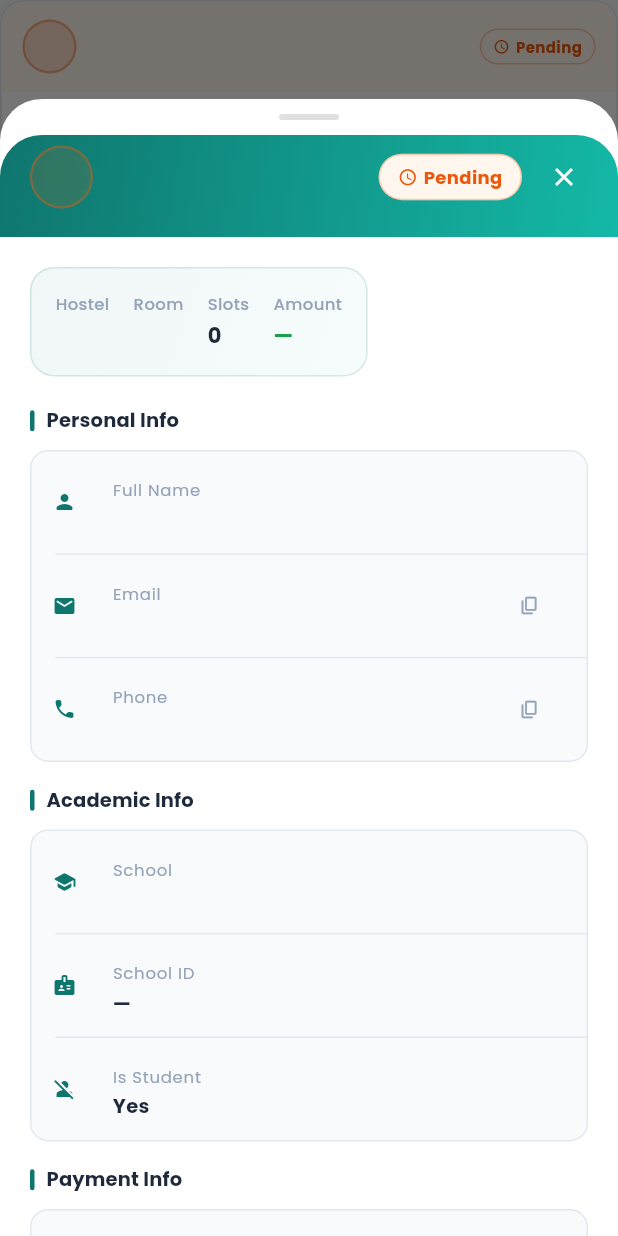
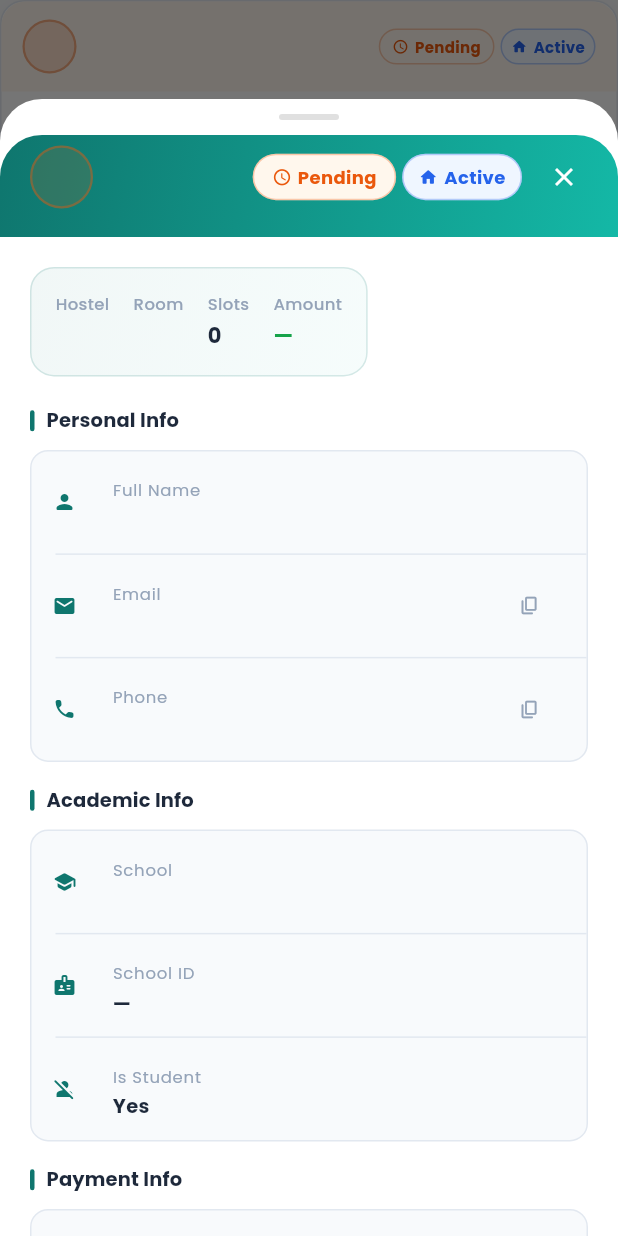
Before and after one commit to kotokawilson-ux/roomzy_new, a Flutter app: the _BookingCard widget shown alone on an empty page, opened directly with empty values, after a tap on "View Details", on a phone screen of 412 x 824 dp. Run offline on Flutter 3.47's test engine with Material 3 defaults, Android fonts, the phone set to English and light mode, and no system bars; our stand-ins replace animated_text_kit, cached_network_image, carousel_slider, cloud_firestore, firebase_auth, firebase_core and 8 more; missing offline and left inert: dart:html, onesignal_flutter; accounts and stored records are empty; network calls fail; statements that could not run were skipped.

Commit message:
Fix booking status consistency across all screens

```diff
--- a/lib/core/router/app_shell.dart
+++ b/lib/core/router/app_shell.dart
@@ -99,7 +99,7 @@ class _AppShellState extends State<AppShell> with TickerProviderStateMixin {
 
   @override
   void dispose() {
-    _removeSpeedDial();
+    _removeSpeedDial(updateState: false);
     _chatFabCtrl.dispose();
     _speedDialCtrl.dispose();
     _contextBarCtrl.dispose();
@@ -169,11 +169,11 @@ class _AppShellState extends State<AppShell> with TickerProviderStateMixin {
     _speedDialCtrl.forward(from: 0);
   }
 
-  void _removeSpeedDial() {
+  void _removeSpeedDial({bool updateState = true}) {
     _speedDialOverlay?.remove();
     _speedDialOverlay = null;
     _speedDialCtrl.reverse();
-    if (mounted) setState(() => _speedDialOpen = false);
+    if (updateState && mounted) setState(() => _speedDialOpen = false);
   }
 
   void _toggleSpeedDial(BuildContext context, String uid) {
--- a/lib/screens/admin/panes/bookings_pane.dart
+++ b/lib/screens/admin/panes/bookings_pane.dart
@@ -468,6 +468,8 @@ class _TableRowState extends State<_TableRow>
   @override
   Widget build(BuildContext context) {
     final d = widget.doc.data() as Map<String, dynamic>;
+    final hasMovedIn =
+        d['move_in_date'] != null || d['status'] == 'active'; // ← moved here
     final ts = d['booked_at'];
     final date = ts is Timestamp ? _fmtShort(ts.toDate()) : '—';
     final status = (d['status'] ?? 'booked') as String;
@@ -568,7 +570,9 @@ class _TableRowState extends State<_TableRow>
                                   fontSize: 10, color: _kOrange)),
                       ],
                     ])),
-            Expanded(flex: 2, child: _StatusBadge(status: status)),
+            Expanded(
+                flex: 2,
+                child: _StatusBadge(status: status, isActive: hasMovedIn)),
             Expanded(
                 flex: 2,
                 child: Text(date,
@@ -689,7 +693,9 @@ class _BookingCardState extends State<_BookingCard>
                           style:
                               const TextStyle(fontSize: 11, color: _kTextMid)),
                     ])),
-                _StatusBadge(status: status),
+                _StatusBadge(
+                    status: status,
+                    isActive: d['move_in_date'] != null || status == 'active'),
               ]),
             ),
             Padding(
@@ -1095,7 +1101,8 @@ class _DetailSheetState extends State<_DetailSheet> {
         'move_in_date': Timestamp.fromDate(picked),
         'payment_schedule': schedule,
         'balance_due_date': schedule.first['due_date'],
-        'status': 'active',
+        'status': 'active', // ← was 'active'
+        'move_in_confirmed': true, // ← add this
         'move_in_set_by': 'admin',
       });
 
@@ -1207,7 +1214,11 @@ class _DetailSheetState extends State<_DetailSheet> {
                                 fontSize: 12,
                                 color: Colors.white.withOpacity(0.85))),
                       ])),
-                  _StatusBadge(status: status, large: true),
+                  _StatusBadge(
+                      status: status,
+                      large: true,
+                      isActive:
+                          d['move_in_date'] != null || status == 'active'),
                   const SizedBox(width: 4),
                   IconButton(
                     onPressed: () => Navigator.pop(context),
@@ -2045,7 +2056,9 @@ class _Avatar extends StatelessWidget {
 class _StatusBadge extends StatelessWidget {
   final String status;
   final bool large;
-  const _StatusBadge({required this.status, this.large = false});
+  final bool isActive; // ← add this
+  const _StatusBadge(
+      {required this.status, this.large = false, this.isActive = false});
 
   (Color, Color, String, IconData) get _cfg => switch (status.toLowerCase()) {
         'confirmed' => (
@@ -2054,6 +2067,12 @@ class _StatusBadge extends StatelessWidget {
             'Confirmed',
             Icons.check_circle_rounded
           ),
+        'active' => (
+            _kGreen,
+            _kGreenBg,
+            'Confirmed',
+            Icons.check_circle_rounded
+          ), // ← handles old docs
         'declined' => (_kRed, _kRedBg, 'Declined', Icons.cancel_rounded),
         'cancelled' => (_kRed, _kRedBg, 'Cancelled', Icons.cancel_rounded),
         _ => (_kOrange, _kOrangeBg, 'Pending', Icons.schedule_rounded),
@@ -2062,7 +2081,11 @@ class _StatusBadge extends StatelessWidget {
   @override
   Widget build(BuildContext context) {
     final (color, bg, label, icon) = _cfg;
-    return Container(
+    final showActive = isActive || status == 'active'; // ← handles old docs too
+    return Row(
+      mainAxisSize: MainAxisSize.min,
+      children: [
+        Container(
           padding: EdgeInsets.symmetric(
               horizontal: large ? 12 : 8, vertical: large ? 6 : 4),
           decoration: BoxDecoration(
@@ -2079,6 +2102,30 @@ class _StatusBadge extends StatelessWidget {
                     fontWeight: FontWeight.w700,
                     color: color)),
           ]),
+        ),
+        // ── Active pill ───────────────────────────────────────────────
+        if (showActive) ...[
+          const SizedBox(width: 4),
+          Container(
+            padding: EdgeInsets.symmetric(
+                horizontal: large ? 10 : 6, vertical: large ? 6 : 4),
+            decoration: BoxDecoration(
+              color: _kBlueBg,
+              borderRadius: BorderRadius.circular(50),
+              border: Border.all(color: _kBlue.withOpacity(0.3)),
+            ),
+            child: Row(mainAxisSize: MainAxisSize.min, children: [
+              Icon(Icons.home_rounded, size: large ? 13 : 11, color: _kBlue),
+              const SizedBox(width: 4),
+              Text('Active',
+                  style: TextStyle(
+                      fontSize: large ? 12 : 10,
+                      fontWeight: FontWeight.w700,
+                      color: _kBlue)),
+            ]),
+          ),
+        ],
+      ],
     );
   }
 }
--- a/lib/screens/landlord/bookings/landlord_bookings.dart
+++ b/lib/screens/landlord/bookings/landlord_bookings.dart
@@ -602,7 +602,11 @@ class _TableRowState extends State<_TableRow>
                 ],
               ),
             ),
-            Expanded(flex: 2, child: _StatusBadge(status: b.status)),
+            Expanded(
+                flex: 2,
+                child: _StatusBadge(
+                    status: b.status,
+                    isActive: b.moveInDate != null || b.status == 'active')),
             Expanded(
               flex: 2,
               child: Text(_fmtShort(b.bookedAt),
@@ -718,7 +722,9 @@ class _BookingCardState extends State<_BookingCard>
                                 fontSize: 11, color: _C.textMid)),
                       ]),
                 ),
-                _StatusBadge(status: b.status),
+                _StatusBadge(
+                    status: b.status,
+                    isActive: b.moveInDate != null || b.status == 'active'),
               ]),
             ),
             Padding(
@@ -1186,7 +1192,10 @@ class _DetailSheetState extends State<_DetailSheet> {
                                   color: Colors.white.withOpacity(0.85))),
                         ]),
                   ),
-                  _StatusBadge(status: b.status, large: true),
+                  _StatusBadge(
+                      status: b.status,
+                      large: true,
+                      isActive: b.moveInDate != null || b.status == 'active'),
                   const SizedBox(width: 4),
                   IconButton(
                     onPressed: () => Navigator.pop(context),
@@ -2012,10 +2021,13 @@ class _Avatar extends StatelessWidget {
   }
 }
 
+// landlord_bookings.dart — _StatusBadge
 class _StatusBadge extends StatelessWidget {
-  const _StatusBadge({required this.status, this.large = false});
+  const _StatusBadge(
+      {required this.status, this.large = false, this.isActive = false});
   final String status;
   final bool large;
+  final bool isActive;
 
   (Color, Color, String, IconData) get _cfg => switch (status.toLowerCase()) {
         'confirmed' => (
@@ -2024,6 +2036,12 @@ class _StatusBadge extends StatelessWidget {
             'Confirmed',
             Icons.check_circle_rounded
           ),
+        'active' => (
+            _C.green,
+            _C.greenLight,
+            'Confirmed',
+            Icons.check_circle_rounded
+          ),
         'cancelled' || 'declined' => (
             _C.red,
             _C.redLight,
@@ -2036,7 +2054,11 @@ class _StatusBadge extends StatelessWidget {
   @override
   Widget build(BuildContext context) {
     final (color, bg, label, icon) = _cfg;
-    return Container(
+    final showActive = isActive || status == 'active';
+    return Row(
+      mainAxisSize: MainAxisSize.min,
+      children: [
+        Container(
           padding: EdgeInsets.symmetric(
               horizontal: large ? 12 : 8, vertical: large ? 6 : 4),
           decoration: BoxDecoration(
@@ -2053,6 +2075,29 @@ class _StatusBadge extends StatelessWidget {
                     fontWeight: FontWeight.w700,
                     color: color)),
           ]),
+        ),
+        if (showActive) ...[
+          const SizedBox(width: 4),
+          Container(
+            padding: EdgeInsets.symmetric(
+                horizontal: large ? 10 : 6, vertical: large ? 6 : 4),
+            decoration: BoxDecoration(
+              color: _C.blueLight,
+              borderRadius: BorderRadius.circular(50),
+              border: Border.all(color: _C.blue.withOpacity(0.3)),
+            ),
+            child: Row(mainAxisSize: MainAxisSize.min, children: [
+              Icon(Icons.home_rounded, size: large ? 13 : 11, color: _C.blue),
+              const SizedBox(width: 4),
+              Text('Active',
+                  style: TextStyle(
+                      fontSize: large ? 12 : 10,
+                      fontWeight: FontWeight.w700,
+                      color: _C.blue)),
+            ]),
+          ),
+        ],
+      ],
     );
   }
 }
--- a/lib/services/move_in_service.dart
+++ b/lib/services/move_in_service.dart
@@ -56,7 +56,9 @@ class MoveInService {
     'move_in_date': Timestamp.fromDate(moveIn),
     'payment_schedule': schedule,
     'balance_due_date': schedule.first['due_date'],
-      'status': 'active',
+    'status': 'active',          // ← was 'active'
+    'move_in_confirmed': true,    // ← new flag for tracking
+    'move_in_set_by': 'student',  // ← new flag
   });
   await BalanceReminderService.instance.cancelMoveInReminders(bookingId);
 }
@@ -73,7 +75,8 @@ class MoveInService {
     'move_in_date': Timestamp.fromDate(date),
     'payment_schedule': schedule,
     'balance_due_date': schedule.first['due_date'],
-      'status': 'active',
+    'status': 'active', // ← was 'active'
+    'move_in_confirmed': true,       // ← new flag
     'move_in_set_by': 'landlord_or_admin',
   });
   await BalanceReminderService.instance.cancelMoveInReminders(bookingId);
--- a/lib/services/notification_service_web_stub.dart
+++ b/lib/services/notification_service_web_stub.dart
@@ -17,6 +17,7 @@ class OneSignal {
 class _Notifications {
   Future<bool> requestPermission(bool fallbackToSettings) async => false;
   void addClickListener(Function(dynamic) handler) {}
+  void addForegroundWillDisplayListener(Function(dynamic) handler) {}
 }
 
 class _User {
```
Also changed, not shown: lib/screens/hostels/hostel_detail_screen.dart (+6 -11 lines), lib/services/notification_service.dart (+31 -26 lines). Lines whose indentation alone changed are shown as unchanged.
